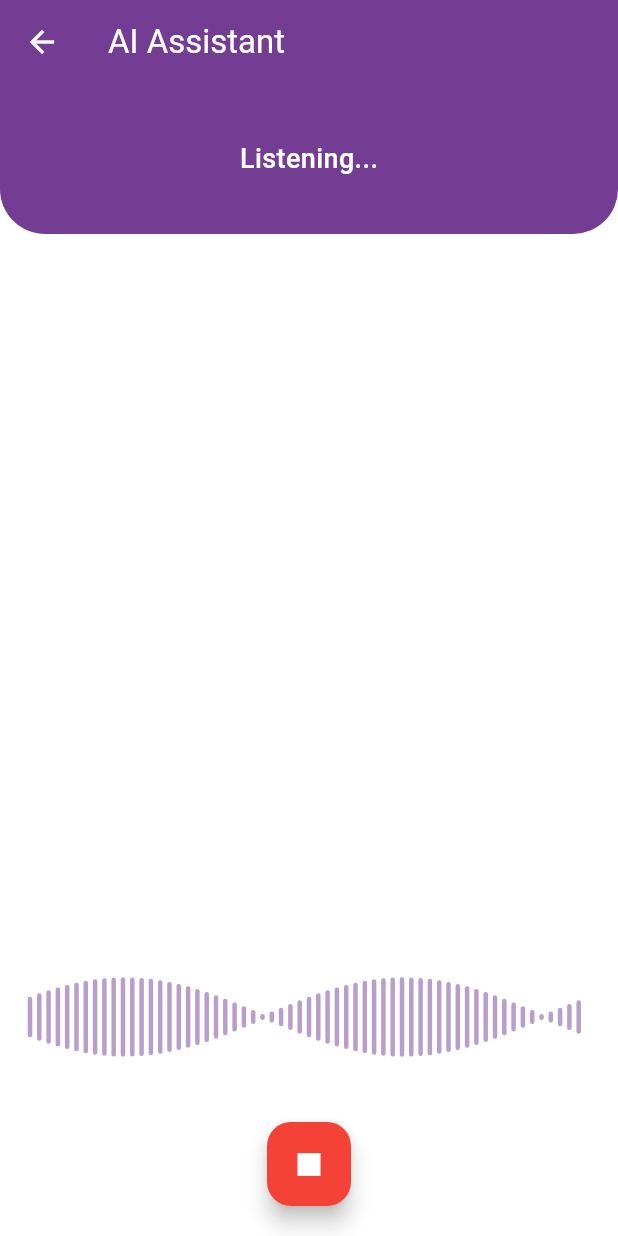
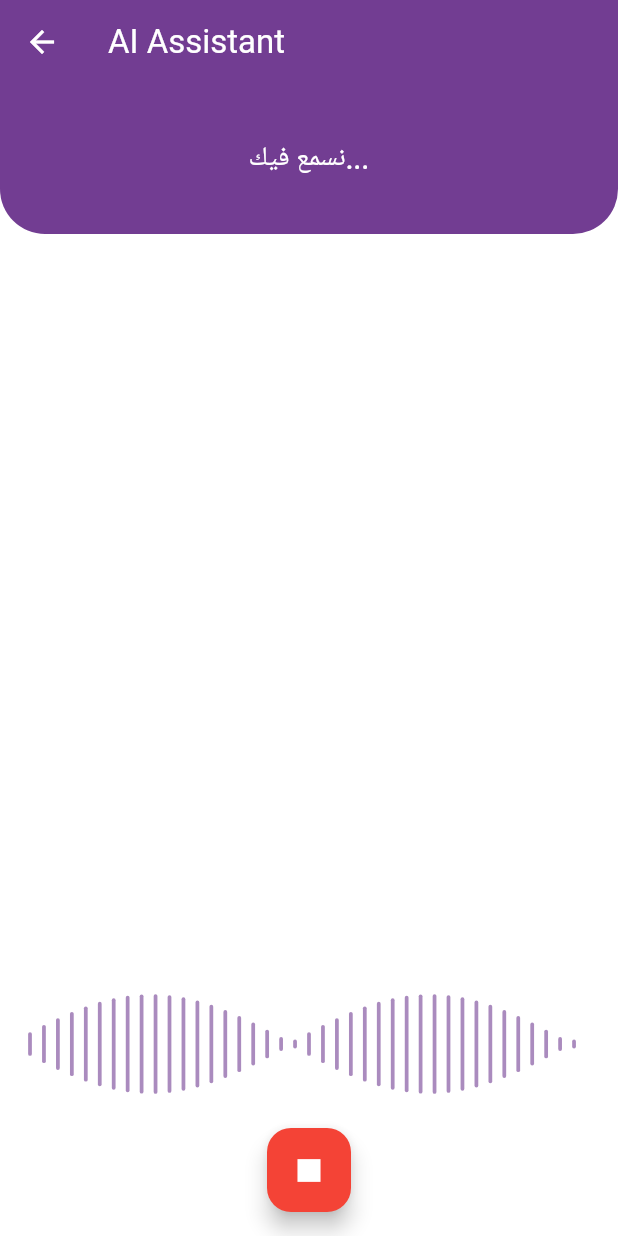
Before and after one commit to issam-guichana/PIM, a Flutter app: the SpeechInteractionPage screen opened directly, after a tap on the "mic" icon, on a phone screen of 412 x 824 dp. Run offline on Flutter 3.47's test engine with Material 3 defaults, Android fonts, the phone set to English and light mode, and no system bars; our stand-ins replace speech_to_text; accounts and stored records are empty.

```diff
--- a/lib/Views/AssistantVocalScreens/SpeechInteractionPage.dart
+++ b/lib/Views/AssistantVocalScreens/SpeechInteractionPage.dart
@@ -2,8 +2,11 @@ import 'package:flutter/material.dart';
 import 'package:speech_to_text/speech_to_text.dart';
 import 'package:speech_to_text/speech_recognition_result.dart';
 import 'dart:math' as math;
+import 'package:http/http.dart' as http;
+import 'dart:convert';
 
 class SpeechInteractionPage extends StatefulWidget {
+  const SpeechInteractionPage({super.key});
   @override
   _SpeechInteractionPageState createState() => _SpeechInteractionPageState();
 }
@@ -14,84 +17,161 @@ class _SpeechInteractionPageState extends State<SpeechInteractionPage>
   bool isAIResponding = false;
   String userMessage = '';
   String aiResponse = '';
+  bool _isSpeechInitialized = false;
 
   final SpeechToText _speechToText = SpeechToText();
-  bool _speechEnabled = false;
+  late AnimationController _animationController;
 
-  late AnimationController _animationController;
+  // Gemini configuration
+  static const String _geminiApiUrl = 'https://generativelanguage.googleapis.com/v1beta/models/gemini-pro:generateContent';
+  static const String _geminiApiKey = 'AIzaSyB-lwjXMpc6O-pb7ZYSkXpNynowfQLwKKU'; // Replace with your actual API key
+
+  static const String _customInstruction = '''
+   You are a friendly and patient vocal assistant designed to help Alzheimer's patients in Tunisian language(Darija).
+    Your responses should be short (5-7 words), clear, and simple to understand.
+     Speak in a warm and reassuring tone, avoiding complex words. If the user is confused, respond calmly and supportively.
+      Provide gentle reminders for daily tasks (e.g., medication, eating) and assist with orientation (e.g., reminding them where they are or who their family members are).
+       If a user repeats a question, answer without frustration, varying the response slightly.
+    Ask simple engaging questions to keep them talking. Keep the conversation slow, friendly, and positive.
+  ''';
 
   @override
   void initState() {
     super.initState();
     _animationController = AnimationController(
       vsync: this,
-      duration: const Duration(seconds: 2),
-    )..repeat();
+      duration: const Duration(milliseconds: 1500),
+    );
     _initSpeech();
   }
 
-  void _initSpeech() async {
-    _speechEnabled = await _speechToText.initialize();
-    setState(() {});
+  Future<void> _initSpeech() async {
+    try {
+      final enabled = await _speechToText.initialize(
+        onStatus: (status) => debugPrint('Speech status: $status'),
+        onError: (error) => debugPrint('Speech error: $error'),
+      );
+      if (mounted) {
+        setState(() => _isSpeechInitialized = enabled);
+      }
+    } catch (e) {
+      debugPrint('Speech initialization error: $e');
+      if (mounted) {
+        setState(() => _isSpeechInitialized = false);
+      }
+    }
   }
 
   void _startListening() async {
-    if (_speechEnabled) {
+    if (!_isSpeechInitialized) return;
+
+    setState(() {
+      isListening = true;
+      userMessage = '';
+      _animationController.repeat();
+    });
+
     await _speechToText.listen(
       onResult: _onSpeechResult,
-        listenFor: Duration(seconds: 30),
+      listenFor: const Duration(seconds: 30),
+      pauseFor: const Duration(seconds: 3),
       partialResults: true,
       cancelOnError: true,
       listenMode: ListenMode.confirmation,
       localeId: 'ar-TN',
     );
-      setState(() {
-        isListening = true;
-      });
-    }
   }
 
   void _stopListening() async {
     await _speechToText.stop();
+    if (mounted) {
       setState(() {
         isListening = false;
+        _animationController.stop();
       });
-    // Trigger AI response when we have a message
-    if (userMessage.isNotEmpty) {
-      _handleAIResponse();
+    }
+    if (userMessage.trim().isNotEmpty) {
+      await _handleAIResponse();
     }
   }
 
   void _onSpeechResult(SpeechRecognitionResult result) {
+    if (mounted) {
       setState(() {
         userMessage = result.recognizedWords;
       });
     }
+    if (result.finalResult) {
+      _stopListening();
+    }
+  }
 
-  void _handleAIResponse() {
+  Future<void> _handleAIResponse() async {
+    if (mounted) {
       setState(() {
         isAIResponding = true;
-    });
-
-    // Simulate AI response - replace with your actual AI logic
-    Future.delayed(const Duration(seconds: 2), () {
-      setState(() {
-        aiResponse = 'This is a sample AI response to: $userMessage';
-        isAIResponding = false;
-      });
+        _animationController.repeat();
       });
     }
 
-  Future<void> _toggleListening() async {
-    if (_speechToText.isNotListening) {
-      _startListening();
+    try {
+      final response = await http.post(
+        Uri.parse(_geminiApiUrl),
+        headers: {
+          'Content-Type': 'application/json',
+          'x-goog-api-key': _geminiApiKey,
+        },
+        body: jsonEncode({
+          'contents': [
+            {
+              'parts': [
+                {'text': _customInstruction},
+                {'text': userMessage}
+              ]
+            }
+          ],
+          'generationConfig': {
+            'temperature': 0.7,
+            'topK': 40,
+            'topP': 0.95,
+            'maxOutputTokens': 1024,
+          }
+        }),
+      );
+
+      if (response.statusCode == 200) {
+        final data = jsonDecode(response.body);
+        if (mounted) {
+          setState(() {
+            aiResponse = data['candidates'][0]['content']['parts'][0]['text'] ?? 'ما فماش رد من الـ AI';
+          });
+        }
       } else {
-      _stopListening();
+        if (mounted) {
+          setState(() {
+            aiResponse = 'خطأ: ${response.statusCode}';
+          });
+        }
+      }
+    } catch (e) {
+      if (mounted) {
+        setState(() {
+          aiResponse = 'مشكلة: $e';
+        });
+      }
+    } finally {
+      if (mounted) {
+        setState(() {
+          isAIResponding = false;
+          _animationController.stop();
+        });
+      }
     }
   }
 
   @override
   void dispose() {
+    _speechToText.stop();
     _animationController.dispose();
     super.dispose();
   }
@@ -103,66 +183,55 @@ class _SpeechInteractionPageState extends State<SpeechInteractionPage>
       appBar: AppBar(
         backgroundColor: const Color(0xFF723D92),
         elevation: 0,
-        title: const Text(
-          'AI Assistant',
-          style: TextStyle(color: Colors.white),
-        ),
+        title: const Text('AI Assistant', style: TextStyle(color: Colors.white)),
         leading: IconButton(
           icon: const Icon(Icons.arrow_back, color: Colors.white),
           onPressed: () => Navigator.pop(context),
         ),
       ),
-      body: Column(
+      body: SafeArea(
+        child: Column(
           children: [
             Container(
               height: 100,
               decoration: const BoxDecoration(
                 color: Color(0xFF723D92),
-              borderRadius: BorderRadius.only(
-                bottomLeft: Radius.circular(30),
-                bottomRight: Radius.circular(30),
-              ),
+                borderRadius: BorderRadius.vertical(bottom: Radius.circular(30)),
               ),
               child: Center(
                 child: Text(
-                isListening ? 'Listening...' :
-                isAIResponding ? 'AI is responding...' :
-                _speechEnabled ? 'Tap the microphone to start' : 'Speech not available',
+                  _getStatusText(),
                   style: const TextStyle(
                     color: Colors.white,
                     fontSize: 18,
                     fontWeight: FontWeight.w500,
                   ),
+                  textAlign: TextAlign.center,
                 ),
               ),
             ),
-
             Expanded(
-            child: ListView(
-              padding: const EdgeInsets.all(20),
+              child: SingleChildScrollView(
+                physics: const BouncingScrollPhysics(),
+                padding: const EdgeInsets.all(16),
+                child: Column(
                   children: [
                     if (userMessage.isNotEmpty)
-                  _buildMessageBubble(
-                    message: userMessage,
-                    isUser: true,
-                  ),
+                      _buildMessageBubble(message: userMessage, isUser: true),
                     if (aiResponse.isNotEmpty)
-                  _buildMessageBubble(
-                    message: aiResponse,
-                    isUser: false,
-                  ),
+                      _buildMessageBubble(message: aiResponse, isUser: false),
                   ],
                 ),
               ),
-
+            ),
             AnimatedBuilder(
               animation: _animationController,
               builder: (context, child) {
                 return Container(
-                height: 100,
+                  height: 80,
                   padding: const EdgeInsets.symmetric(horizontal: 20),
                   child: CustomPaint(
-                  size: const Size(double.infinity, 100),
+                    size: const Size(double.infinity, 80),
                     painter: WaveformPainter(
                       animation: _animationController,
                       isActive: isListening || isAIResponding,
@@ -172,39 +241,50 @@ class _SpeechInteractionPageState extends State<SpeechInteractionPage>
                 );
               },
             ),
-
-          Container(
-            padding: const EdgeInsets.all(20),
-            child: Row(
-              mainAxisAlignment: MainAxisAlignment.center,
-              children: [
-                FloatingActionButton(
-                  heroTag: 'micButton',
+            Padding(
+              padding: const EdgeInsets.all(16),
+              child: FloatingActionButton(
                 backgroundColor: isListening ? Colors.red : const Color(0xFF723D92),
-                  onPressed: _speechEnabled ? _toggleListening : null,
+                onPressed: _isSpeechInitialized
+                    ? (isListening ? _stopListening : _startListening)
+                    : null,
                 child: Icon(
                   isListening ? Icons.stop : Icons.mic,
                   color: Colors.white,
                   size: 30,
                 ),
               ),
+            ),
           ],
         ),
-          ),
-        ],
       ),
     );
   }
 
+  String _getStatusText() {
+    if (!_isSpeechInitialized) return 'الصوت غير متوفر';
+    if (isListening) return 'نسمع فيك...';
+    if (isAIResponding) return 'الـ AI يجاوبك...';
+    return 'اضغط على الميكرو باش تبدا';
+  }
+
   Widget _buildMessageBubble({required String message, required bool isUser}) {
-    return Align(
+    return Padding(
+      padding: const EdgeInsets.symmetric(vertical: 8),
+      child: Align(
         alignment: isUser ? Alignment.centerRight : Alignment.centerLeft,
         child: Container(
-        margin: const EdgeInsets.only(bottom: 12),
           padding: const EdgeInsets.symmetric(horizontal: 16, vertical: 12),
           decoration: BoxDecoration(
             color: isUser ? const Color(0xFF723D92) : Colors.grey[200],
             borderRadius: BorderRadius.circular(20),
+            boxShadow: [
+              BoxShadow(
+                color: Colors.black.withOpacity(0.1),
+                blurRadius: 4,
+                offset: const Offset(0, 2),
+              ),
+            ],
           ),
           constraints: BoxConstraints(
             maxWidth: MediaQuery.of(context).size.width * 0.75,
@@ -214,6 +294,7 @@ class _SpeechInteractionPageState extends State<SpeechInteractionPage>
             style: TextStyle(
               color: isUser ? Colors.white : Colors.black87,
               fontSize: 16,
+            ),
           ),
         ),
       ),
@@ -237,29 +318,29 @@ class WaveformPainter extends CustomPainter {
     if (!isActive) return;
 
     final paint = Paint()
-      ..color = color.withOpacity(0.5)
-      ..strokeWidth = 3
+      ..color = color.withOpacity(0.6)
+      ..strokeWidth = 2.5
       ..strokeCap = StrokeCap.round;
 
-    final width = size.width;
-    final height = size.height;
-    const bars = 60;
-    final barWidth = width / bars;
+    const bars = 40;
+    final barWidth = size.width / bars;
+    final centerY = size.height / 2;
 
     for (var i = 0; i < bars; i++) {
       final x = i * barWidth;
       final normalized = (i / bars) * 2 * math.pi;
-      final wave = math.sin(normalized + (animation.value * 2 * math.pi));
-      final barHeight = (height / 2) * wave.abs();
+      final wave = math.sin(normalized + (animation.value * 4 * math.pi));
+      final barHeight = (size.height * 0.4) * wave.abs();
 
       canvas.drawLine(
-        Offset(x, height / 2 - barHeight / 2),
-        Offset(x, height / 2 + barHeight / 2),
+        Offset(x, centerY - barHeight),
+        Offset(x, centerY + barHeight),
         paint,
       );
     }
   }
 
   @override
-  bool shouldRepaint(WaveformPainter oldDelegate) => true;
+  bool shouldRepaint(WaveformPainter oldDelegate) =>
+      isActive != oldDelegate.isActive || animation.value != oldDelegate.animation.value;
 }
--- a/pubspec.yaml
+++ b/pubspec.yaml
@@ -41,6 +41,7 @@ dependencies:
   permission_handler: ^10.4.5
   path_provider: ^2.1.5
   speech_to_text: ^7.0.0
+  flutter_tts: ^4.2.2
 
 dev_dependencies:
   flutter_test:
```
Also changed, not shown: pubspec.lock. Lines whose indentation alone changed are shown as unchanged.
